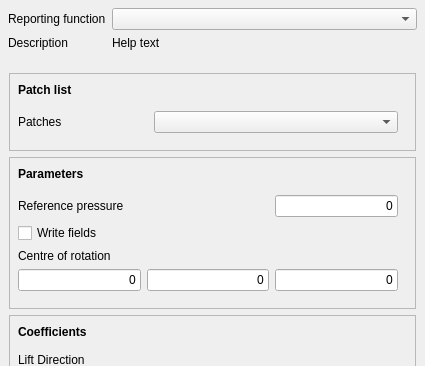
First picture: the form in Gui/TaskPanelCfdReportingFunctions.ui, repository jaheyns/CfdOF, before the edit; both pictures show x 0 to 425 and y 0 to 366 of the 425 by 886 pixel window.
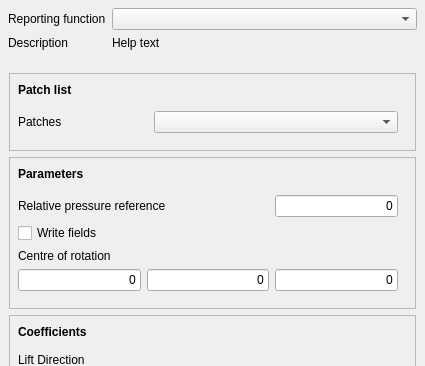
Second picture: the form after the edit. Custom widgets are drawn as their Qt base class.

The edit to the form file:
```diff
--- a/Gui/TaskPanelCfdReportingFunctions.ui
+++ b/Gui/TaskPanelCfdReportingFunctions.ui
@@ -281,7 +281,7 @@
             <item row="1" column="0" colspan="2">
              <widget class="QLabel" name="labelRefPressure">
               <property name="text">
-               <string>Reference pressure</string>
+               <string>Relative pressure reference</string>
               </property>
              </widget>
             </item>
```
